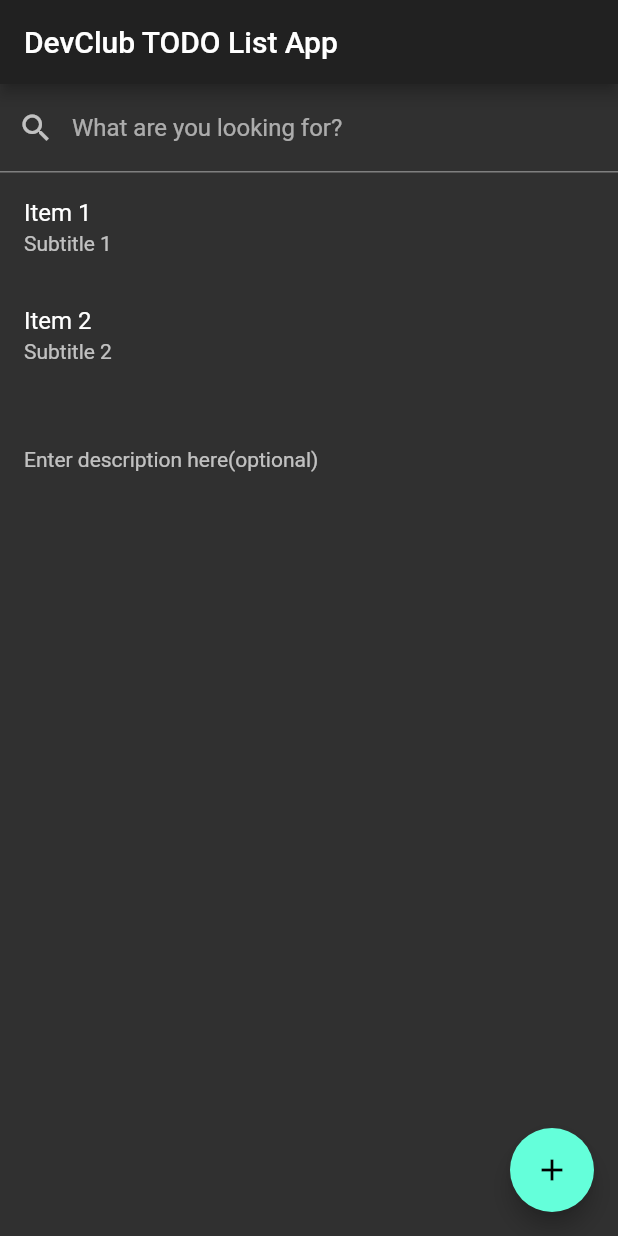
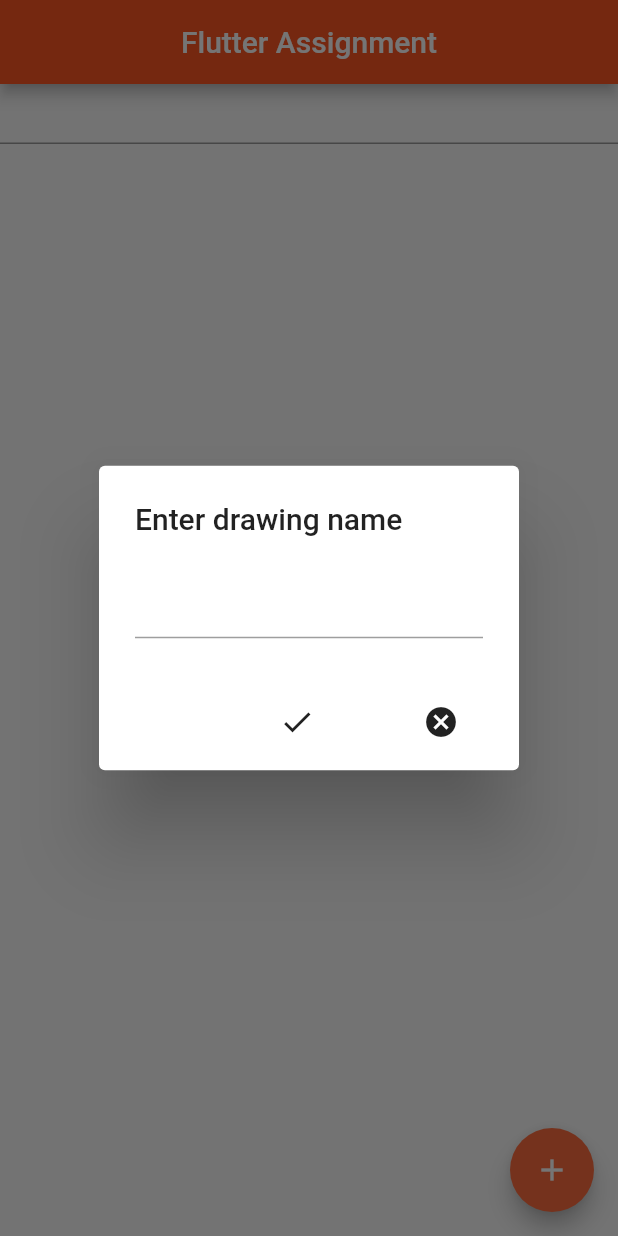
Before and after one commit to anishroy1802/Notes-App-Flutter, a Flutter app: the screen it shows after launch, after a tap on the "add" icon, on a phone screen of 412 x 824 dp. Run offline on Flutter 3.47's test engine with Material 2 defaults, Android fonts, the phone set to English and light mode, and no system bars.

Commit message:
Restructured the entire code; removed ListWidget block and constructed the list using ListBuilder; had to change the entire goddamn code as a result

```diff
--- a/lib/main.dart
+++ b/lib/main.dart
@@ -21,10 +21,10 @@ class MyApp extends StatelessWidget {
           // or simply save your changes to "hot reload" in a Flutter IDE).
           // Notice that the counter didn't reset back to zero; the application
           // is not restarted.
-          primarySwatch: Colors.teal,
-          brightness: Brightness.dark,
+          primarySwatch: Colors.blueGrey,
+
           backgroundColor: const Color(0xFF212121),
-          accentColor: Colors.tealAccent,
+          accentColor: Colors.deepOrangeAccent,
           accentIconTheme: IconThemeData(color: Colors.black),
           dividerColor: Colors.black12,
           // This makes the visual density adapt to the platform that you run
@@ -32,7 +32,7 @@ class MyApp extends StatelessWidget {
           // closer together (more dense) than on mobile platforms.
           visualDensity: VisualDensity.adaptivePlatformDensity,
         ),
-        home: TodoListScreen());
+        home: DrawingHomeScreen());
   }
 }
 
--- a/lib/todo_list_screen.dart
+++ b/lib/todo_list_screen.dart
@@ -1,89 +1,168 @@
+//import 'dart:html';
+
+import 'package:flutter/cupertino.dart';
 import 'package:flutter/material.dart';
+//import 'package:shared_preferences/shared_preferences.dart';
 
-class MyListItem {
-  String title = "";
-  String subTitle = "";
+TextEditingController searchBarController = TextEditingController();
+TextEditingController drawingNameInputController = TextEditingController();
+List<String> drawingListNames = [];
+List<DrawingScreen> drawingScreens = [];
 
-  MyListItem(String title, String subTitle) {
-    this.title = title;
-    this.subTitle = subTitle;
+class DrawingHomeScreen extends StatefulWidget {
+  @override
+  _DrawingHomeScreenState createState() => _DrawingHomeScreenState();
+}
+
+// saveData() async{
+//   SharedPreferences preferences = await SharedPreferences.getInstance();
+//   preferences.
+// }
+
+//DrawingHomeScreen is a modification of the earlier TodoListScreen
+class _DrawingHomeScreenState extends State<DrawingHomeScreen> {
+  @override
+  Widget build(BuildContext context) {
+    return Scaffold(
+      appBar: AppBar(
+        backgroundColor: Colors.deepOrange,
+        title: Text('Flutter Assignment'),
+        centerTitle: true,
+      ),
+      body: Column(
+        children: <Widget>[
+          Container(
+              height: 40,
+              child: TextField(
+                controller: searchBarController,
+                //Search Bar
+              )),
+          ListView.builder(
+            scrollDirection: Axis.vertical,
+            shrinkWrap: true,
+            itemCount: drawingListNames.length,
+            itemBuilder: (context, int index) {
+              return new Dismissible(
+                key: UniqueKey(),
+                child: ListTile(
+                  title: Text(drawingListNames[index]),
+                  onTap: () {
+                    Navigator.push(
+                      context,
+                      MaterialPageRoute(
+                          builder: (context) => drawingScreens[index]),
+                    );
+                  },
+                ),
+                onDismissed: (direction) {
+                  drawingListNames.removeAt(index);
+                  drawingScreens.removeAt(index);
+                },
+              );
+            },
+          ),
+        ],
+      ),
+      floatingActionButton: FloatingActionButton(
+          tooltip: "Add",
+          child: Icon(Icons.add),
+          onPressed: () {
+            showDialog(
+                context: context,
+                builder: (context) {
+                  return AlertDialog(
+                      title: Text("Enter drawing name"),
+                      content: TextField(
+                        controller: drawingNameInputController,
+                      ),
+                      actions: <Widget>[
+                        MaterialButton(
+                            elevation: 5.0,
+                            child: Icon(Icons.check),
+                            onPressed: () {
+                              setState(() {
+                                drawingListNames.add(
+                                  drawingNameInputController.text,
+                                );
+                                drawingScreens.add(
+                                  new DrawingScreen(),
+                                );
+                              });
+                              drawingNameInputController.text = "";
+                              Navigator.of(context).pop();
+                            }),
+                        MaterialButton(
+                            elevation: 5.0,
+                            child: Icon(Icons.cancel),
+                            onPressed: () {
+                              Navigator.of(context).pop();
+                              drawingNameInputController.text = "";
+                            })
+                      ]);
+                });
+          }),
+    );
   }
 }
 
-List<ListTile> getWidgetsList(List<MyListItem> listItems) {
-  List<ListTile> widgets = [];
-  for (int i = 0; i < listItems.length; i++) {
-    widgets.add(ListTile(
-      title: Text(listItems[i].title),
-      subtitle: Text(listItems[i].subTitle),
-    ));
-  }
-  return widgets;
+//DrawingScreen is our new panel where we give our signatures
+class DrawingScreen extends StatefulWidget {
+  @override
+  _DrawingScreenState createState() => _DrawingScreenState();
 }
 
-class TodoListScreen extends StatefulWidget {
-  @override
-  _TodoListScreenState createState() => _TodoListScreenState();
-}
-
-class _TodoListScreenState extends State<TodoListScreen> {
-  List<MyListItem> listItems = [
-    MyListItem("Item 1", "Subtitle 1"),
-    MyListItem("Item 2", "Subtitle 2")
-  ];
-  List<MyListItem> newlistItems = [
-    MyListItem("Item 1", "Subtitle 1"),
-    MyListItem("Item 2", "Subtitle 2")
-  ];
-
-  TextEditingController textController = TextEditingController();
-  TextEditingController textController1 = TextEditingController();
-
-  void addNewItemToList(String title, String subtitle) {
-    setState(() {
-      listItems.add(MyListItem(title, subtitle));
-    });
-  }
-
-  void filterList(String key) {
-    setState(() {
-      if (key != null) {
-        newlistItems = listItems.where((i) => i.title.contains(key)).toList();
-      } else {
-        newlistItems = listItems.toList();
-      }
-    });
-  }
+class _DrawingScreenState extends State<DrawingScreen> {
+  List<Offset> _points = <Offset>[];
 
   @override
   Widget build(BuildContext context) {
     return Scaffold(
-      appBar: AppBar(
-        title: Text("DevClub TODO List App"),
-      ),
-      body: ListView(
-        children: <Widget>[
-              TextField(
-                decoration: new InputDecoration(
-                    prefixIcon: Icon(Icons.search),
-                    labelText: "What are you looking for?"),
-                controller: textController,
-                onChanged: (String newText) {
-                  filterList(newText);
-                },
-              )
-            ] +
-            getWidgetsList(listItems),
+      body: new Container(
+        child: new GestureDetector(
+          onPanUpdate: (DragUpdateDetails details) {
+            setState(() {
+              RenderBox object = context.findRenderObject();
+              Offset _localPosition =
+                  object.globalToLocal(details.globalPosition);
+              _points = new List.from(_points)..add(_localPosition);
+            });
+          },
+          onPanEnd: (DragEndDetails details) => _points.add(null),
+          child: new CustomPaint(
+            painter: new Signature(points: _points),
+            size: Size.infinite,
+          ),
+        ),
       ),
       floatingActionButton: FloatingActionButton(
-        tooltip: "Add",
-        child: Icon(Icons.add),
-        onPressed: () {
-          addNewItemToList(
-              textController.text, "Enter description here(optional)");
-          textController.text = "";
-        },
-      ),
+          child: new Icon(Icons.clear),
+          onPressed: () {
+            _points.clear();
+          }),
     );
   }
 }
+
+class Signature extends CustomPainter {
+  List<Offset> points;
+
+  Signature({this.points});
+
+  @override
+  void paint(Canvas canvas, Size size) {
+    Paint paint = new Paint();
+    paint.color = Colors.black;
+    paint.strokeCap = StrokeCap.round;
+    paint.strokeWidth = 5.0;
+    for (int i = 0; i < points.length - 1; i++) {
+      if (points[i] != null && points[i + 1] != null) {
+        canvas.drawLine(points[i], points[i + 1], paint);
+      }
+    }
+  }
+
+  @override
+  bool shouldRepaint(Signature oldDelegate) {
+    return oldDelegate.points != points;
+  }
+}
```
